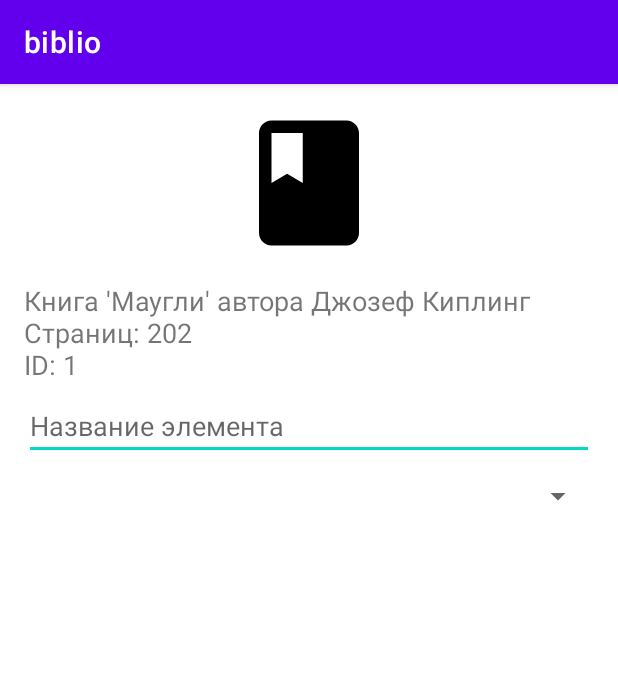
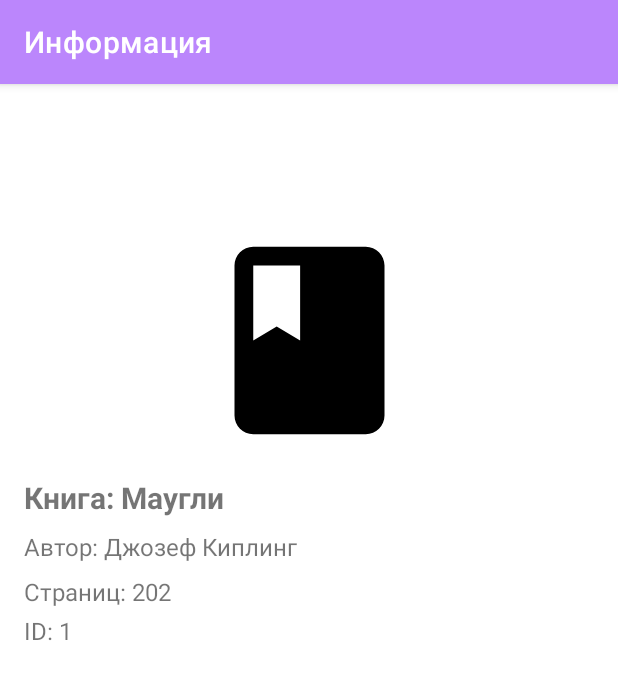
Before and after one commit to eliameli/oop2, an Android app: the screen it shows after launch (ItemDetailsActivity), after a tap on "Маугли", on a phone screen of 412 x 824 dp. Shown: the top 679 px of the screen. Run offline under Robolectric (Android 15) with nearby library versions, the phone set to English and light mode, and no system bars.

Commit message:
commit17 готово

```diff
--- a/app/src/main/AndroidManifest.xml
+++ b/app/src/main/AndroidManifest.xml
@@ -14,18 +14,14 @@
         tools:targetApi="31">
 
         <activity android:name=".activity.ItemDetailsActivity" />
-
+        <activity android:name=".activity.AddItemActivity" />
         <activity
             android:name=".activity.MainActivity"
             android:exported="true">
-
             <intent-filter>
                 <action android:name="android.intent.action.MAIN" />
                 <category android:name="android.intent.category.LAUNCHER" />
             </intent-filter>
-
         </activity>
-
     </application>
-
 </manifest>
--- a/app/src/main/java/com/example/oop2/activity/ItemDetailActivity.kt
+++ b/app/src/main/java/com/example/oop2/activity/ItemDetailActivity.kt
@@ -1,83 +1,63 @@
 package com.example.oop2.activity
 
+import android.annotation.SuppressLint
+import android.graphics.drawable.ColorDrawable
+import android.os.Bundle
+import android.widget.ImageView
+import android.widget.TextView
+import androidx.appcompat.app.AppCompatActivity
+import androidx.core.content.ContextCompat
+import com.example.oop2.R
 
-import android.app.Activity
-import android.content.Intent
-import android.os.Bundle
-import android.widget.*
-import androidx.appcompat.app.AppCompatActivity
-import com.example.oop2.R
-import com.example.oop2.models.*
-import java.io.Serializable
-@Suppress("DEPRECATION")
 class ItemDetailsActivity : AppCompatActivity() {
-
-    private var isNewItem: Boolean = false
-
-
+    @SuppressLint("SetTextI18n")
     override fun onCreate(savedInstanceState: Bundle?) {
         super.onCreate(savedInstanceState)
         setContentView(R.layout.activity_item_details)
+        supportActionBar?.title = "Информация"
+        supportActionBar?.setBackgroundDrawable(ColorDrawable(ContextCompat.getColor(this, R.color.purple_200)))
+        val itemType = intent.getStringExtra("item_type")
+        val itemIcon = intent.getIntExtra("item_icon", R.drawable.ic_default)
+        val itemName = intent.getStringExtra("item_name")
+        val itemId = intent.getIntExtra("item_id", -1)
+        // связь view из разметки
+        val itemIconView: ImageView = findViewById(R.id.item_icon)
+        val firstTextView: TextView = findViewById(R.id.main_first)
+        val secondTextView: TextView = findViewById(R.id.main_second)
+        val addFirstTextView: TextView = findViewById(R.id.add_first)
+        val addSecondTextView: TextView = findViewById(R.id.add_second)
+        //далее общая информация
+        itemIconView.setImageResource(itemIcon)
+        // ветки элементов
+        when (itemType) {
+            "Book" -> {
+                val author = intent.getStringExtra("book_author") ?: "Неизвестный автор"
+                val numberOfPages = intent.getIntExtra("book_number_of_pages", -1)
+                firstTextView.text = "Книга: $itemName"
+                secondTextView.text = "Автор: $author"
+                addFirstTextView.text = "Страниц: $numberOfPages"
+                addSecondTextView.text = "ID: $itemId"
+            }
+            "Disk" -> {
+                firstTextView.text = "Диск: $itemName"
+                val diskType = intent.getStringExtra("disk_type")
+                secondTextView.text = "Тип диска: $diskType"
+                addFirstTextView.text = ""
+                addSecondTextView.text = "ID: $itemId"
+            }
+            "Newspaper" -> {
+                firstTextView.text = "Газета: $itemName"
+                val monthOfPublication = intent.getIntExtra("newspaper_month", -1)
+                val issueNumber = intent.getIntExtra("newspaper_issue_number", -1)
+                secondTextView.text = "Выпуск №$issueNumber"
+                addFirstTextView.text = "Месяц: $monthOfPublication"
+                addSecondTextView.text = "ID: $itemId"
+            }
+            else -> {
+                secondTextView.text = ""
+                addFirstTextView.text = ""
+                addSecondTextView.text = "ID: $itemId"
+            }
+        }
 
-        val imageView = findViewById<ImageView>(R.id.item_icon)
-        val infoText = findViewById<TextView>(R.id.item_info)
-        val saveButton = findViewById<Button>(R.id.save_button)
-
-        isNewItem = intent.getBooleanExtra("isNewItem", false)
-
-        if (isNewItem) {
-            setupAddNewItemUI()
-        } else {
-
-            val item = intent.getSerializableExtra("item") as? LibraryItem
-            if (item == null) {
-                finish()
-                return
-            }
-            val iconResId = item.iconResId
-            if (iconResId == 0) {
-                Toast.makeText(this, "Ошибка: неправильный тип объекта", Toast.LENGTH_SHORT).show()
-                finish()
-                return
-            }
-
-            imageView.setImageResource(iconResId)
-            infoText.text = item.getDetailedInfo()
-            saveButton.visibility = Button.GONE
-
-        }
-    }
-
-    private fun setupAddNewItemUI() {
-        val nameInput = findViewById<EditText>(R.id.name_input)
-        val typeSpinner = findViewById<Spinner>(R.id.type_spinner)
-        val saveButton = findViewById<Button>(R.id.save_button)
-
-        typeSpinner.adapter = ArrayAdapter(
-            this,
-            android.R.layout.simple_spinner_item,
-            listOf("Книга", "Диск", "Газета")
-        )
-
-        saveButton.setOnClickListener {
-            val name = nameInput.text.toString()
-            val type = typeSpinner.selectedItem.toString()
-
-            if (name.isBlank()) {
-                Toast.makeText(this, "Введите имя", Toast.LENGTH_SHORT).show()
-                return@setOnClickListener
-            }
-
-            val newItem: LibraryItem = when (type) {
-                "Книга" -> Book((0..10000).random(), true, name, "Автор", 100)
-                "Диск" -> Disk((0..10000).random(), true, name, DiskType.CD)
-                else -> Newspaper((0..10000).random(), true, name, 1, 4)
-            }
-
-            val resultIntent = Intent()
-            resultIntent.putExtra("newItem", newItem as Serializable)
-            setResult(Activity.RESULT_OK, resultIntent)
-            finish()
-        }
-    }
-}
+    }}
--- a/app/src/main/java/com/example/oop2/activity/MainActivity.kt
+++ b/app/src/main/java/com/example/oop2/activity/MainActivity.kt
@@ -1,5 +1,5 @@
 package com.example.oop2.activity
-
+import androidx.activity.result.contract.ActivityResultContracts
 import android.content.Intent
 import android.graphics.drawable.ColorDrawable
 import com.example.oop2.R
@@ -12,9 +12,6 @@ import androidx.recyclerview.widget.ItemTouchHelper
 import com.example.oop2.libra.LibraryAdapter
 import com.example.oop2.models.*
 import com.google.android.material.floatingactionbutton.FloatingActionButton
-
-
-
 
 class MainActivity : AppCompatActivity() {
 
@@ -30,7 +27,21 @@ class MainActivity : AppCompatActivity() {
 
         libraryAdapter = LibraryAdapter { item ->
             val intent = Intent(this, ItemDetailsActivity::class.java)
-        intent.putExtra("item", item)
+            intent.putExtra("item_type", item.type)
+            intent.putExtra("item_icon", item.iconResId)
+            intent.putExtra("item_name", item.name)
+            intent.putExtra("item_id", item.id)
+            if (item is Book) {
+                intent.putExtra("book_author", item.author)
+                intent.putExtra("book_number_of_pages", item.pages)
+            }
+            if (item is Disk) {
+                intent.putExtra("disk_type", item.diskType.name)
+            }
+            if (item is Newspaper) {
+                intent.putExtra("newspaper_month", item.month)
+                intent.putExtra("newspaper_issue_number", item.issueNumber)
+            }
             startActivity(intent)
         }
         recyclerView.adapter = libraryAdapter
@@ -42,7 +53,6 @@ class MainActivity : AppCompatActivity() {
             openNewItemScreen()
         }
     }
-
     private fun loadLibraryItems(): List<LibraryItem> {
         val books = listOf(
             Book(1, true, "Маугли", "Джозеф Киплинг", 202),
@@ -51,7 +61,8 @@ private fun loadLibraryItems(): List<LibraryItem> {
             Book(13, true, "Звездные войны, Часть 3", "Джордж Лукас", 441),
             Book(14, true, "Звездные войны, Часть 4", "Джордж Лукас", 423),
             Book(15, true, "Звездные войны, Часть 5", "Джордж Лукас", 363),
-        Book(16, true, "Звездные войны, Часть 6", "Джордж Лукас", 621)
+            Book(16, true, "Звездные войны, Часть 6", "Джордж Лукас", 621),
+            Book(16, true, "Жизнь, необыкновенные и удивительные приключения Робинзона Крузо, моряка из Йорка, прожившего 28 лет в полном одиночестве на необитаемом острове у берегов Америки близ устьев реки Ориноко, куда он был выброшен кораблекрушением, во время которого весь экипаж корабля, кроме него, погиб, с изложением его неожиданного освобождения пиратами; написанные им самим.", "Даниель Дефо", 666)
         )
         val disks = listOf(
             Disk(3, true, "Дэдпул и Росомаха", DiskType.CD),
@@ -63,22 +74,34 @@ private fun loadLibraryItems(): List<LibraryItem> {
         )
         return books + disks + newspapers
     }
-
-
     private fun setupSwipeToDelete() {
         val itemTouchHelper = ItemTouchHelper(object : ItemTouchHelper.SimpleCallback(0, ItemTouchHelper.LEFT or ItemTouchHelper.RIGHT) {
             override fun onMove(recyclerView: RecyclerView, viewHolder: RecyclerView.ViewHolder, target: RecyclerView.ViewHolder) = false
             override fun onSwiped(viewHolder: RecyclerView.ViewHolder, direction: Int) {
-            libraryAdapter.removeItem(viewHolder.adapterPosition)
+                val position = viewHolder.adapterPosition
+                val updatedList = libraryAdapter.currentList.toMutableList()
+                updatedList.removeAt(position)
+                libraryAdapter.submitList(updatedList)
             }
         })
         itemTouchHelper.attachToRecyclerView(recyclerView)
     }
     private fun openNewItemScreen() {
-        val intent = Intent(this, ItemDetailsActivity::class.java)
-        intent.putExtra("isNewItem", true)
-        startActivity(intent)
+        val intent = Intent(this, AddItemActivity::class.java)
+        addItemLauncher.launch(intent)
+    }
+    // обновление результата в мейне
+    private val addItemLauncher = registerForActivityResult(
+        ActivityResultContracts.StartActivityForResult()
+    ) { result ->
+        if (result.resultCode == RESULT_OK) {
+            val newItem = result.data?.getSerializableExtra("new_item") as? LibraryItem ?: return@registerForActivityResult
+            val updatedList = libraryAdapter.currentList.toMutableList()
+            updatedList.add(newItem)
+            libraryAdapter.submitList(updatedList)
+        }
     }
 
 
+
 }
--- a/app/src/main/java/com/example/oop2/libra/LibraryAdapter.kt
+++ b/app/src/main/java/com/example/oop2/libra/LibraryAdapter.kt
@@ -34,6 +34,10 @@ class LibraryAdapter(
             name.text = item.name
             idTextView.text = itemView.context.getString(R.string.item_id, item.id)
             updateAvailabilityStyle(item.isAvailable)
+
+            name.text = item.name
+            name.isSelected = true
+
         }
 
         private fun updateAvailabilityStyle(isAvailable: Boolean) {
--- a/app/src/main/java/com/example/oop2/models/Book.kt
+++ b/app/src/main/java/com/example/oop2/models/Book.kt
@@ -1,6 +1,4 @@
 package com.example.oop2.models
-
-import com.example.oop2.LibraryAction
 import com.example.oop2.R
 import java.io.Serializable
 
@@ -10,38 +8,36 @@ class Book(
     name: String,
     val author: String,
     val pages: Int
-) : LibraryItem(id, isAvailable, name), LibraryAction, Serializable {
+) : LibraryItem(id, isAvailable, name), Serializable {
+    override val iconResId: Int get() = R.drawable.ic_book
+    override val type: String = "Book"
+    override fun getBriefInfo(): String = "Книга $name — ${if (isAvailable) "Доступна" else "Нет"}"
+}
 
-
-
-
-    override val iconResId: Int
-        get() = R.drawable.ic_book
-    override fun getBriefInfo(): String =
-        "Книга $name — ${if (isAvailable) "Доступна" else "Нет"}"
-
-    override fun getDetailedInfo(): String =
-        "Книга '$name' автора $author\nСтраниц: $pages\nID: $id"
-
-    override fun takeHome() {
-        if (isAvailable) {
-            isAvailable = false
-            println("Книгу $name взяли домой.")
-        } else {
-            println("Книга $name недоступна для взятия домой.")
-        }
-    }
-
-    override fun readInHall() {
-        println("Чтение книги $name в зале.")
-    }
-
-    override fun returnItem() {
-        if (!isAvailable) {
-            isAvailable = true
-            println("Книга $name возвращена.")
-        } else {
-            println("Книга $name уже доступна.")
-        }
-    }
-}
+//    override fun getBriefInfo(): String =
+//        "Книга $name — ${if (isAvailable) "Доступна" else "Нет"}"
+//
+//    override fun getDetailedInfo(): String =
+//        "Книга '$name' автора $author\nСтраниц: $pages\nID: $id"
+//
+//    override fun takeHome() {
+//        if (isAvailable) {
+//            isAvailable = false
+//            println("Книгу $name взяли домой.")
+//        } else {
+//            println("Книга $name недоступна для взятия домой.")
+//        }
+//    }
+//
+//    override fun readInHall() {
+//        println("Чтение книги $name в зале.")
+//    }
+//
+//    override fun returnItem() {
+//        if (!isAvailable) {
+//            isAvailable = true
+//            println("Книга $name возвращена.")
+//        } else {
+//            println("Книга $name уже доступна.")
+//        }
+//    }
--- a/app/src/main/java/com/example/oop2/models/LibraryItem.kt
+++ b/app/src/main/java/com/example/oop2/models/LibraryItem.kt
@@ -9,6 +9,7 @@ abstract class LibraryItem(
 
 ) : Serializable {
     abstract fun getBriefInfo(): String
-    abstract fun getDetailedInfo(): String
+//    abstract fun getDetailedInfo(): String
     abstract val iconResId: Int
+    open val type: String = "LibraryItem"
 }
--- a/app/src/main/java/com/example/oop2/models/Newspaper.kt
+++ b/app/src/main/java/com/example/oop2/models/Newspaper.kt
@@ -1,5 +1,5 @@
 package com.example.oop2.models
-import com.example.oop2.LibraryAction
+
 import com.example.oop2.R
 import java.io.Serializable
 
@@ -7,48 +7,53 @@ class Newspaper(
     id: Int,
     isAvailable: Boolean,
     name: String,
-    private val issueNumber: Int,
-    private val Month: Int
-) : LibraryItem(id, isAvailable, name), LibraryAction, Serializable {
+    val issueNumber: Int,
+    val month: Int
+) : LibraryItem(id, isAvailable, name), Serializable {
+
     override val iconResId: Int
         get() = R.drawable.ic_newspaper
 
-    private fun getMonthName(month: Int): String {
+    override val type: String = "Newspaper"
+
+
+    private fun getMonthName(): String {
         val months = listOf(
             "Январь", "Февраль", "Март", "Апрель", "Май", "Июнь",
             "Июль", "Август", "Сентябрь", "Октябрь", "Ноябрь", "Декабрь"
         )
-        // так как в котлине все исчисления начинаются с 0 то делаем month -1
         return if (month in 1..12) months[month - 1] else "Неверный месяц"
     }
 
+    override fun getBriefInfo(): String {
+        return "Газета \"$name\", выпуск №$issueNumber, $name"
+    }
+}
 
 
-
-    override fun getBriefInfo(): String = "$name доступна: ${if (isAvailable) "Да" else "Нет"}"
-
-    override fun getDetailedInfo(): String =
-        "Выпуск: $issueNumber газеты $name с id: $id выпущена в месяце ${getMonthName(Month)} доступна: ${if (isAvailable) "Да" else "Нет"}"
-
-    override fun takeHome() {
-        println("Газету $name нельзя взять домой.")
-    }
-
-    override fun readInHall() {
-        if (isAvailable) {
-            isAvailable = false
-            println("Газету $name можно читать в читальном зале.")
-        } else {
-            println("Газета $name недоступна для чтения в зале.")
-        }
-    }
-
-    override fun returnItem() {
-        if (!isAvailable) {
-            isAvailable = true
-            println("Газета $name возвращена.")
-        } else {
-            println("Газета $name уже доступна.")
-        }
-    }
-}
+//    override fun getBriefInfo(): String = "$name доступна: ${if (isAvailable) "Да" else "Нет"}"
+//
+//    override fun getDetailedInfo(): String =
+//        "Выпуск: $issueNumber газеты $name с id: $id выпущена в месяце ${getMonthName(Month)} доступна: ${if (isAvailable) "Да" else "Нет"}"
+//
+//    override fun takeHome() {
+//        println("Газету $name нельзя взять домой.")
+//    }
+//
+//    override fun readInHall() {
+//        if (isAvailable) {
+//            isAvailable = false
+//            println("Газету $name можно читать в читальном зале.")
+//        } else {
+//            println("Газета $name недоступна для чтения в зале.")
+//        }
+//    }
+//
+//    override fun returnItem() {
+//        if (!isAvailable) {
+//            isAvailable = true
+//            println("Газета $name возвращена.")
+//        } else {
+//            println("Газета $name уже доступна.")
+//        }
+//    }
--- a/app/src/main/res/layout/activity_item_details.xml
+++ b/app/src/main/res/layout/activity_item_details.xml
@@ -1,58 +1,60 @@
 <?xml version="1.0" encoding="utf-8"?>
-<ScrollView xmlns:android="http://schemas.android.com/apk/res/android"
+<androidx.constraintlayout.widget.ConstraintLayout
+    xmlns:android="http://schemas.android.com/apk/res/android"
+    xmlns:app="http://schemas.android.com/apk/res-auto"
     android:layout_width="match_parent"
-    android:layout_height="match_parent">
+    android:layout_height="match_parent"
+    android:padding="16dp">
 
-    <LinearLayout
-        android:orientation="vertical"
-        android:padding="16dp"
-        android:paddingTop="?attr/actionBarSize"
-        android:clipToPadding="false"
-        android:fitsSystemWindows="true"
+    <ImageView
+        android:id="@+id/item_icon"
+        android:layout_width="150dp"
+        android:layout_height="150dp"
+        android:src="@drawable/ic_default"
+        app:layout_constraintTop_toTopOf="parent"
+        android:layout_marginTop="80dp"
+        app:layout_constraintStart_toStartOf="parent"
+        app:layout_constraintEnd_toEndOf="parent" />
 
-        android:paddingBottom="100dp"
+    <TextView
+        android:id="@+id/main_first"
+        android:layout_width="wrap_content"
+        android:layout_height="wrap_content"
+        android:text="Название"
+        android:textStyle="bold"
+        android:textSize="20sp"
+        app:layout_constraintTop_toBottomOf="@id/item_icon"
+        app:layout_constraintStart_toStartOf="parent"
+        android:layout_marginTop="16dp" />
 
-        android:layout_width="match_parent"
-        android:layout_height="wrap_content">
+    <TextView
+        android:id="@+id/main_second"
+        android:layout_width="wrap_content"
+        android:layout_height="wrap_content"
+        android:text="Доп. инфо"
+        android:textSize="16sp"
+        app:layout_constraintTop_toBottomOf="@id/main_first"
+        app:layout_constraintStart_toStartOf="parent"
+        android:layout_marginTop="8dp" />
 
+    <TextView
+        android:id="@+id/add_first"
+        android:layout_width="wrap_content"
+        android:layout_height="wrap_content"
+        android:text="Добавочная инфо"
+        android:textSize="16sp"
+        app:layout_constraintTop_toBottomOf="@id/main_second"
+        app:layout_constraintStart_toStartOf="parent"
+        android:layout_marginTop="8dp" />
 
-        <ImageView
-            android:id="@+id/item_icon"
-            android:layout_width="100dp"
-            android:layout_height="100dp"
-            android:layout_gravity="center_horizontal"
-            android:contentDescription="@string/avatar"
-            android:src="@drawable/ic_book" />
-        <TextView
-            android:id="@+id/item_info"
-            android:layout_width="match_parent"
-            android:layout_height="wrap_content"
-            android:text="@string/textinfo"
-            android:paddingTop="16dp"
-            android:textSize="18sp" />
-        <EditText
-            android:id="@+id/name_input"
-            android:layout_width="match_parent"
-            android:layout_height="wrap_content"
-            android:autofillHints=""
-            android:hint="@string/name_element"
-            android:paddingTop="16dp"
-            android:importantForAutofill="yes"
-            android:inputType="text" />
-        <Spinner
-            android:id="@+id/type_spinner"
-            android:layout_width="match_parent"
-            android:layout_height="wrap_content"
-            android:minHeight="48dp"
-            android:padding="12dp" />
-        <Button
-            android:id="@+id/save_button"
-            android:layout_width="wrap_content"
-            android:layout_height="wrap_content"
-            android:paddingTop="16dp"
-            android:text="@string/save" />
+    <TextView
+        android:id="@+id/add_second"
+        android:layout_width="wrap_content"
+        android:layout_height="wrap_content"
+        android:text="ID элемента"
+        android:textSize="16sp"
+        app:layout_constraintTop_toBottomOf="@id/add_first"
+        app:layout_constraintStart_toStartOf="parent"
+        android:layout_marginTop="4dp" />
 
-
-    </LinearLayout>
-
-</ScrollView>
+</androidx.constraintlayout.widget.ConstraintLayout>
--- a/app/src/main/res/layout/activity_main.xml
+++ b/app/src/main/res/layout/activity_main.xml
@@ -4,18 +4,15 @@
     xmlns:app="http://schemas.android.com/apk/res-auto"
     android:layout_width="match_parent"
     android:fitsSystemWindows="true"
-
     android:layout_height="match_parent">
 
     <androidx.recyclerview.widget.RecyclerView
         android:id="@+id/recyclerView"
         android:paddingTop="?attr/actionBarSize"
         android:clipToPadding="false"
-
         android:layout_width="match_parent"
         android:layout_height="match_parent"
         android:padding="8dp"/>
-
     <com.google.android.material.floatingactionbutton.FloatingActionButton
         android:id="@+id/add_button"
         android:layout_width="wrap_content"
@@ -23,10 +20,9 @@
         android:layout_margin="16dp"
         android:src="@drawable/ic_add"
         android:contentDescription="@string/fab_add_button"
-        app:backgroundTint="@color/purple_500"
+        app:backgroundTint="@color/purple_200"
         app:tint="@android:color/white"
         app:layout_anchor="@id/recyclerView"
         app:layout_anchorGravity="bottom|end" />
 
-
 </androidx.coordinatorlayout.widget.CoordinatorLayout>
--- a/app/src/main/res/values/strings.xml
+++ b/app/src/main/res/values/strings.xml
@@ -8,6 +8,9 @@
     <string name="name_element">Название элемента</string>
     <string name="save">Сохранить</string>
     <string name="avatar">avatar</string>
+    <string name="item_name_content_description">Название элемента</string>
+
+    <string name="add_item_icon">Картинка для добавления\n</string>
 
 
 </resources>
```
Also changed, not shown: app/src/main/java/com/example/oop2/activity/AddItemActivity.kt (added, +93 -0 lines), app/src/main/java/com/example/oop2/models/Disk.kt (+32 -24 lines), app/src/main/res/layout/activity_add_item.xml (added, +120 -0 lines), app/src/main/res/layout/item_library.xml (+11 -17 lines). Lines whose indentation alone changed are shown as unchanged.
